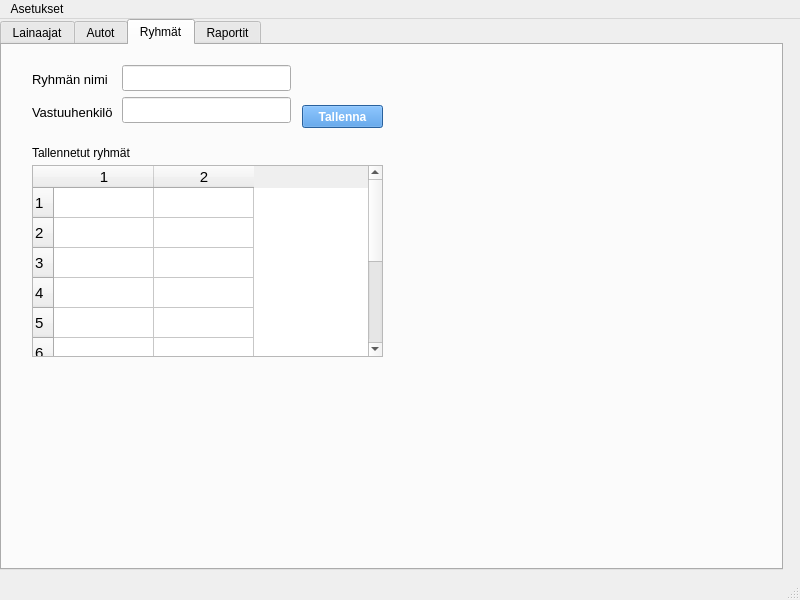
Above: administrative.ui from HennaSalla/Autolainaus before the change. Below: the same form after it.
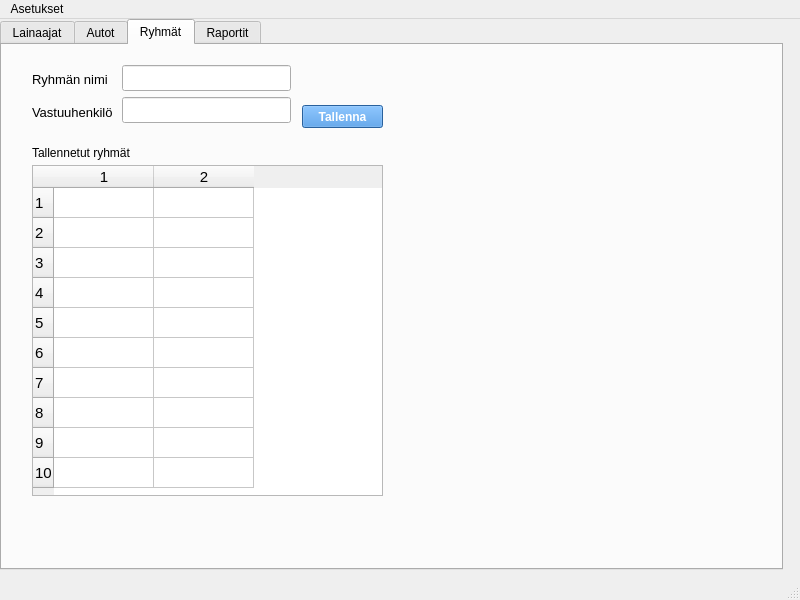
That is the form after the change. The open tabs and pages were chosen to show the change. Icons and pictures are not drawn.

```diff
--- a/administrative.ui
+++ b/administrative.ui
@@ -507,7 +507,7 @@
         <x>30</x>
         <y>120</y>
         <width>351</width>
-        <height>192</height>
+        <height>331</height>
        </rect>
       </property>
       <property name="font">
```
Left out of the diff: 16 changed lines with no effect on the pictures.
